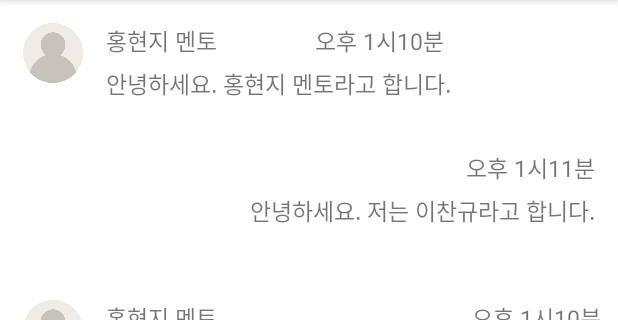
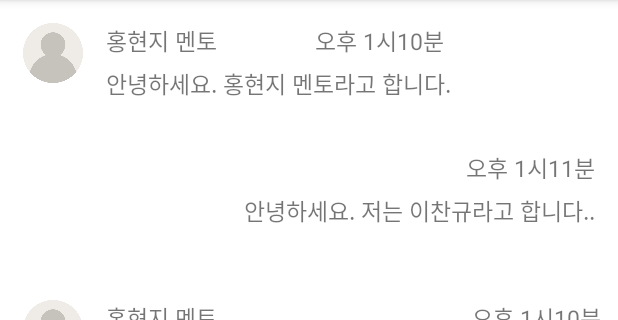
Before and after one commit to YeejaeWan/LifeGuide, an Android app: the ChatRoom screen opened directly, with no data from a screen before it, on a phone screen of 412 x 824 dp, the part 84-404 px from its top. Run offline under Robolectric (Android 15) with nearby library versions, the phone set to English and light mode, and no system bars.

Commit message:
채팅창 완성~

```diff
--- a/app/src/main/res/layout/chat_room.xml
+++ b/app/src/main/res/layout/chat_room.xml
@@ -74,7 +74,7 @@
 
             <TextView
                 android:id="@+id/text2"
-                android:text="안녕하세요. 저는 이찬규라고 합니다."
+                android:text="안녕하세요. 저는 이찬규라고 합니다.."
                 android:textSize="15sp"
                 android:layout_width="wrap_content"
                 android:layout_height="wrap_content"
```
